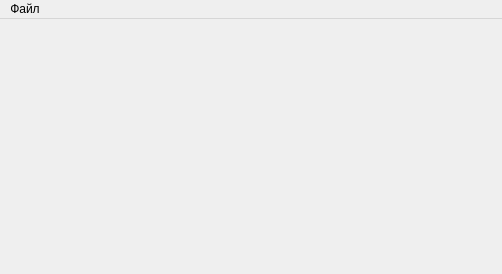
The window that Creature/src/FMain.ui (Zurg-13/cpp) describes before a commit, drawn with Qt 5.
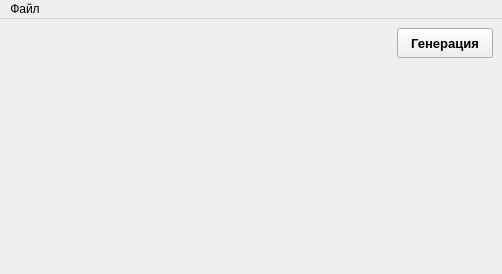
The same window after the commit.

Diff of the .ui file:
```diff
--- a/Creature/src/FMain.ui
+++ b/Creature/src/FMain.ui
@@ -13,7 +13,66 @@
   <property name="windowTitle">
    <string>FMain</string>
   </property>
-  <widget class="QWidget" name="cw"/>
+  <widget class="QWidget" name="cw">
+   <layout class="QHBoxLayout" name="horizontalLayout">
+    <item>
+     <spacer name="hSpc">
+      <property name="orientation">
+       <enum>Qt::Horizontal</enum>
+      </property>
+      <property name="sizeHint" stdset="0">
+       <size>
+        <width>377</width>
+        <height>20</height>
+       </size>
+      </property>
+     </spacer>
+    </item>
+    <item>
+     <layout class="QVBoxLayout" name="lyRgt">
+      <item>
+       <widget class="QPushButton" name="btGen">
+        <property name="minimumSize">
+         <size>
+          <width>96</width>
+          <height>30</height>
+         </size>
+        </property>
+        <property name="maximumSize">
+         <size>
+          <width>96</width>
+          <height>30</height>
+         </size>
+        </property>
+        <property name="font">
+         <font>
+          <pointsize>10</pointsize>
+          <weight>75</weight>
+          <bold>true</bold>
+         </font>
+        </property>
+        <property name="text">
+         <string>Генерация</string>
+        </property>
+       </widget>
+      </item>
+      <item>
+       <spacer name="vSpc">
+        <property name="orientation">
+         <enum>Qt::Vertical</enum>
+        </property>
+        <property name="sizeHint" stdset="0">
+         <size>
+          <width>20</width>
+          <height>40</height>
+         </size>
+        </property>
+       </spacer>
+      </item>
+     </layout>
+    </item>
+   </layout>
+  </widget>
   <widget class="QMenuBar" name="mm">
    <property name="geometry">
     <rect>
```
